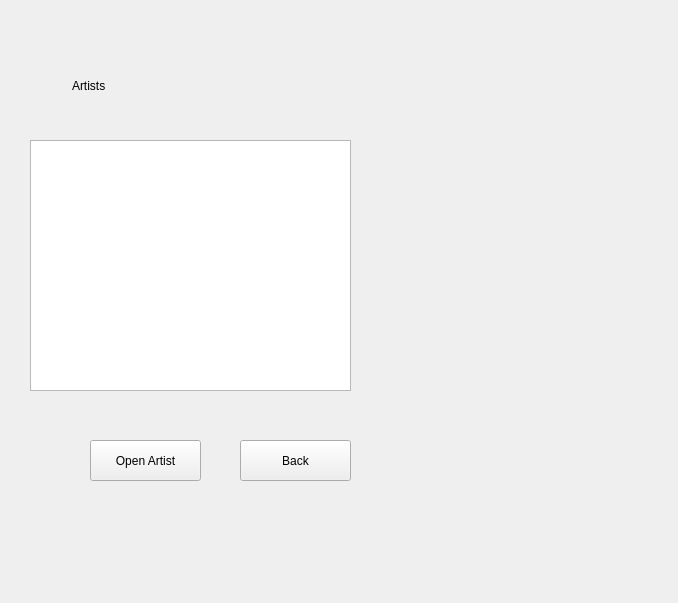
Fatemehasadi86/spotify1, file exploremusicwindow.ui: the form before one commit.
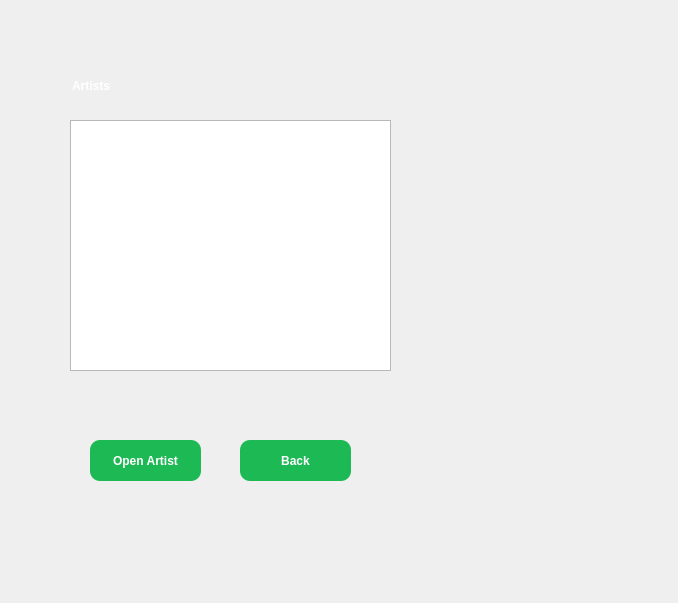
The form after the commit.

```diff
--- a/exploremusicwindow.ui
+++ b/exploremusicwindow.ui
@@ -13,6 +13,40 @@
   <property name="windowTitle">
    <string>Form</string>
   </property>
+  <property name="styleSheet">
+   <string notr="true">QLineEdit{
+    background:#282828;
+    border:2px solid #1DB954;
+    border-radius:8px;
+    color:white;
+    padding:6px;
+} QLabel{
+    color:white;
+    font-weight:bold;
+}  QPushButton{
+    background-color:#1DB954;
+    color:white;
+    border:none;
+    border-radius:10px;
+    padding:8px;
+    font-weight:bold;
+}
+
+QPushButton:hover{
+    background:#1ED760;
+}
+
+QPushButton:pressed{
+    background:#169C46;
+}
+QComboBox{
+    background:#282828;
+    color:white;
+    border:2px solid #1DB954;
+    border-radius:8px;
+    padding:6px;
+}</string>
+  </property>
   <widget class="QLabel" name="label">
    <property name="geometry">
     <rect>
@@ -29,8 +63,8 @@
   <widget class="QListWidget" name="listWidget">
    <property name="geometry">
     <rect>
-     <x>30</x>
-     <y>140</y>
+     <x>70</x>
+     <y>120</y>
      <width>321</width>
      <height>251</height>
     </rect>
```
